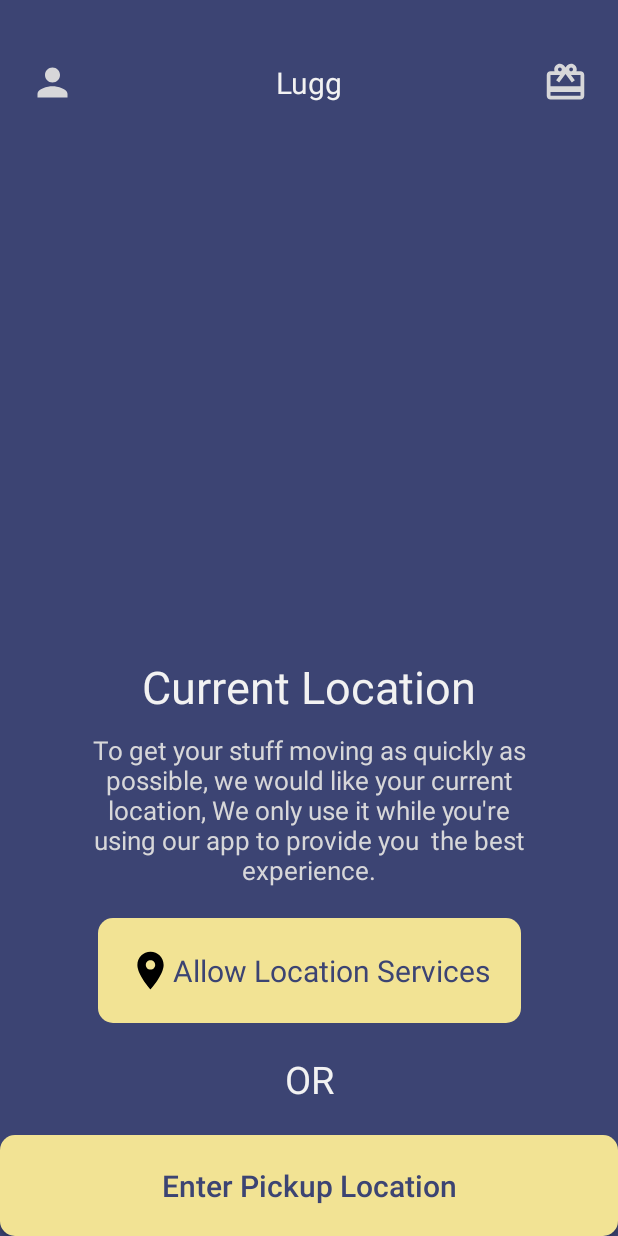
After one commit to adekunleadeyemo/JustMove, an Android app: the Home_page screen opened directly, with no data from a screen before it, on a phone screen of 412 x 824 dp. The commit adds this screen. Run offline under Robolectric (Android 15) with nearby library versions, the phone set to English and light mode, and no system bars.

Commit message:
experiment_location

```diff
--- a/app/build.gradle.kts
+++ b/app/build.gradle.kts
@@ -41,7 +41,10 @@ dependencies {
     implementation("androidx.constraintlayout:constraintlayout:2.1.4")
     implementation("androidx.navigation:navigation-fragment:2.7.6")
     implementation("androidx.navigation:navigation-ui:2.7.6")
+    implementation("androidx.lifecycle:lifecycle-livedata-ktx:2.6.2")
+    implementation("androidx.lifecycle:lifecycle-viewmodel-ktx:2.6.2")
     testImplementation("junit:junit:4.13.2")
     androidTestImplementation("androidx.test.ext:junit:1.1.5")
     androidTestImplementation("androidx.test.espresso:espresso-core:3.5.1")
+    implementation ("com.google.android.libraries.places:places:3.3.0")
 }
--- /dev/null
+++ b/app/src/main/java/com/logistics/justMove/Home_page.java
@@ -0,0 +1,25 @@
+package com.logistics.justMove;
+
+import androidx.appcompat.app.AppCompatActivity;
+
+import android.content.Intent;
+import android.os.Bundle;
+import android.widget.Button;
+
+public class Home_page extends AppCompatActivity {
+
+    Button home_pickup;
+
+    @Override
+    protected void onCreate(Bundle savedInstanceState) {
+        super.onCreate(savedInstanceState);
+        setContentView(R.layout.activity_home_page);
+
+        home_pickup = findViewById(R.id.home_pickup);
+
+        Intent intent = new Intent(Home_page.this, locationSearch.class);
+        intent.putExtra("change","pickup");
+
+        home_pickup.setOnClickListener( e -> startActivity(intent));
+    }
+}
--- a/app/src/main/java/com/logistics/justMove/User_login.java
+++ b/app/src/main/java/com/logistics/justMove/User_login.java
@@ -33,9 +33,7 @@ public class User_login extends AppCompatActivity {
         save = findViewById(R.id.user_login_save);
         arrow_bk = findViewById(R.id.user_login_back_arrow);
 
-        intent = new Intent(User_login.this, Home.class);
-
-        startActivity(intent);
+ save.setOnClickListener(e -> startActivity(new Intent(User_login.this, Home_page.class)));
 
 
     }
--- /dev/null
+++ b/app/src/main/res/drawable/gift_icon.xml
@@ -0,0 +1,5 @@
+<vector android:height="30dp" android:tint="#000000"
+    android:viewportHeight="24" android:viewportWidth="24"
+    android:width="30dp" xmlns:android="http://schemas.android.com/apk/res/android">
+    <path android:fillColor="@android:color/white" android:pathData="M20,6h-2.18c0.11,-0.31 0.18,-0.65 0.18,-1 0,-1.66 -1.34,-3 -3,-3 -1.05,0 -1.96,0.54 -2.5,1.35l-0.5,0.67 -0.5,-0.68C10.96,2.54 10.05,2 9,2 7.34,2 6,3.34 6,5c0,0.35 0.07,0.69 0.18,1L4,6c-1.11,0 -1.99,0.89 -1.99,2L2,19c0,1.11 0.89,2 2,2h16c1.11,0 2,-0.89 2,-2L22,8c0,-1.11 -0.89,-2 -2,-2zM15,4c0.55,0 1,0.45 1,1s-0.45,1 -1,1 -1,-0.45 -1,-1 0.45,-1 1,-1zM9,4c0.55,0 1,0.45 1,1s-0.45,1 -1,1 -1,-0.45 -1,-1 0.45,-1 1,-1zM20,19L4,19v-2h16v2zM20,14L4,14L4,8h5.08L7,10.83 8.62,12 11,8.76l1,-1.36 1,1.36L15.38,12 17,10.83 14.92,8L20,8v6z"/>
+</vector>
--- /dev/null
+++ b/app/src/main/res/drawable/location_icon.xml
@@ -0,0 +1,5 @@
+<vector android:height="30dp" android:tint="#000000"
+    android:viewportHeight="24" android:viewportWidth="24"
+    android:width="30dp" xmlns:android="http://schemas.android.com/apk/res/android">
+    <path android:fillColor="@android:color/white" android:pathData="M12,2C8.13,2 5,5.13 5,9c0,5.25 7,13 7,13s7,-7.75 7,-13c0,-3.87 -3.13,-7 -7,-7zM12,11.5c-1.38,0 -2.5,-1.12 -2.5,-2.5s1.12,-2.5 2.5,-2.5 2.5,1.12 2.5,2.5 -1.12,2.5 -2.5,2.5z"/>
+</vector>
--- /dev/null
+++ b/app/src/main/res/layout/activity_home_page.xml
@@ -0,0 +1,139 @@
+<?xml version="1.0" encoding="utf-8"?>
+<androidx.constraintlayout.widget.ConstraintLayout xmlns:android="http://schemas.android.com/apk/res/android"
+    xmlns:app="http://schemas.android.com/apk/res-auto"
+    xmlns:tools="http://schemas.android.com/tools"
+    android:layout_width="match_parent"
+    android:layout_height="match_parent"
+    android:background="@color/lugg_blue_dark"
+    tools:context=".Home_page">
+
+
+    <androidx.constraintlayout.widget.ConstraintLayout
+        android:layout_width="match_parent"
+        android:layout_height="wrap_content"
+        app:layout_constraintTop_toTopOf="parent"
+        android:padding="20dp"
+        android:layout_marginTop="20dp"
+        >
+        <ImageView
+            android:layout_width="wrap_content"
+            android:layout_height="wrap_content"
+            app:layout_constraintTop_toTopOf="parent"
+            app:layout_constraintStart_toStartOf="parent"
+            android:src="@drawable/person_icon"
+            app:tint="@color/lugg_white_dark"
+            android:id="@+id/home_user_icon"
+        />
+
+        <TextView
+            android:id="@+id/login_header"
+            android:layout_width="wrap_content"
+            android:layout_height="wrap_content"
+            app:layout_constraintStart_toEndOf="@id/home_user_icon"
+            app:layout_constraintEnd_toStartOf="@id/home_gift_icon"
+            app:layout_constraintBottom_toBottomOf="@id/home_user_icon"
+            app:layout_constraintTop_toTopOf="@id/home_user_icon"
+            android:text="Lugg"
+            android:textSize="20dp"
+            android:textColor="@color/lugg_white"
+            android:paddingHorizontal="20dp"
+            />
+
+        <ImageView
+            android:id="@+id/home_gift_icon"
+            android:layout_width="wrap_content"
+            android:layout_height="wrap_content"
+            app:layout_constraintTop_toTopOf="@id/home_user_icon"
+            app:layout_constraintEnd_toEndOf="parent"
+            app:layout_constraintBottom_toBottomOf="@id/home_user_icon"
+            android:src="@drawable/gift_icon"
+            app:tint="@color/lugg_white_dark"
+            android:textColor="@color/lugg_yellow" />
+
+
+    </androidx.constraintlayout.widget.ConstraintLayout>
+    <TextView
+        android:layout_width="wrap_content"
+        android:layout_height="wrap_content"
+        app:layout_constraintBottom_toTopOf="@id/location_text"
+        android:textSize="30dp"
+        android:text="Current Location"
+        android:textColor="@color/lugg_white"
+        app:layout_constraintStart_toStartOf="parent"
+        app:layout_constraintEnd_toEndOf="parent"
+        android:layout_marginVertical="10dp"
+        />
+
+
+    <TextView
+        android:transitionName="phone_number_text"
+        android:id="@+id/location_text"
+        android:layout_width="300dp"
+        android:layout_height="wrap_content"
+        android:textSize="17dp"
+       android:layout_marginVertical="20dp"
+        app:layout_constraintBottom_toTopOf="@id/allow_location"
+        app:layout_constraintStart_toStartOf="parent"
+        app:layout_constraintEnd_toEndOf="parent"
+        android:textAlignment="center"
+        android:textColor="@color/lugg_white_dark"
+        android:text="To get your stuff moving as quickly as possible,
+we would like your current location, We only
+use it while you're using our app to provide you
+ the best experience."
+        />
+    <LinearLayout
+        android:id="@+id/allow_location"
+        android:layout_width="wrap_content"
+        android:layout_height="wrap_content"
+        app:layout_constraintStart_toStartOf="parent"
+        app:layout_constraintEnd_toEndOf="parent"
+        app:layout_constraintBottom_toTopOf="@id/or_text"
+        android:padding="20dp"
+        android:layout_marginVertical="20dp"
+        android:background="@drawable/btn_bg"
+        android:orientation="horizontal"
+        android:gravity="center_vertical"
+        >
+        <ImageView
+            android:layout_width="wrap_content"
+            android:layout_height="wrap_content"
+            android:src="@drawable/location_icon" />
+        <TextView
+
+            android:layout_width="wrap_content"
+            android:layout_height="wrap_content"
+            android:text="Allow Location Services"
+            android:textSize="20dp"
+            android:textColor="@color/lugg_blue_dark"
+            />
+    </LinearLayout>
+
+    <TextView
+        android:id="@+id/or_text"
+        android:layout_width="wrap_content"
+        android:layout_height="wrap_content"
+        app:layout_constraintStart_toStartOf="parent"
+        app:layout_constraintEnd_toEndOf="parent"
+        app:layout_constraintBottom_toTopOf="@id/home_pickup"
+        android:layout_marginVertical="20dp"
+        android:textSize="25dp"
+        android:text="OR"
+        android:textColor="@color/lugg_white" />
+
+    <android.widget.Button
+        android:id="@+id/home_pickup"
+        android:layout_width="match_parent"
+        android:layout_height="wrap_content"
+        app:layout_constraintBottom_toBottomOf="parent"
+        android:paddingVertical="20dp"
+        android:background="@drawable/btn_bg"
+        android:textSize="20dp"
+        android:text="Enter Pickup Location"
+        android:textAllCaps="false"
+        android:textColor="@color/lugg_blue_dark"
+        android:backgroundTint="@color/lugg_yellow"
+
+        />
+
+</androidx.constraintlayout.widget.ConstraintLayout>
```
Also changed, not shown: app/src/main/AndroidManifest.xml (+19 -0 lines), app/src/main/java/com/logistics/justMove/Location.java (added, +104 -0 lines), app/src/main/java/com/logistics/justMove/locationSearch.java (added, +88 -0 lines), app/src/main/res/drawable/ic_menu_camera.xml (added, +12 -0 lines), app/src/main/res/drawable/ic_menu_gallery.xml (added, +9 -0 lines), app/src/main/res/drawable/ic_menu_slideshow.xml (added, +9 -0 lines), app/src/main/res/layout/activity_location.xml (added, +114 -0 lines), app/src/main/res/layout/activity_location_search.xml (added, +22 -0 lines), app/src/main/res/menu/activity_main_drawer.xml (added, +20 -0 lines), app/src/main/res/menu/home.xml (added, +9 -0 lines), app/src/main/res/navigation/mobile_navigation.xml (added, +25 -0 lines), app/src/main/res/values/strings.xml (+53 -0 lines), app/src/main/res/values/themes.xml (+9 -0 lines).
